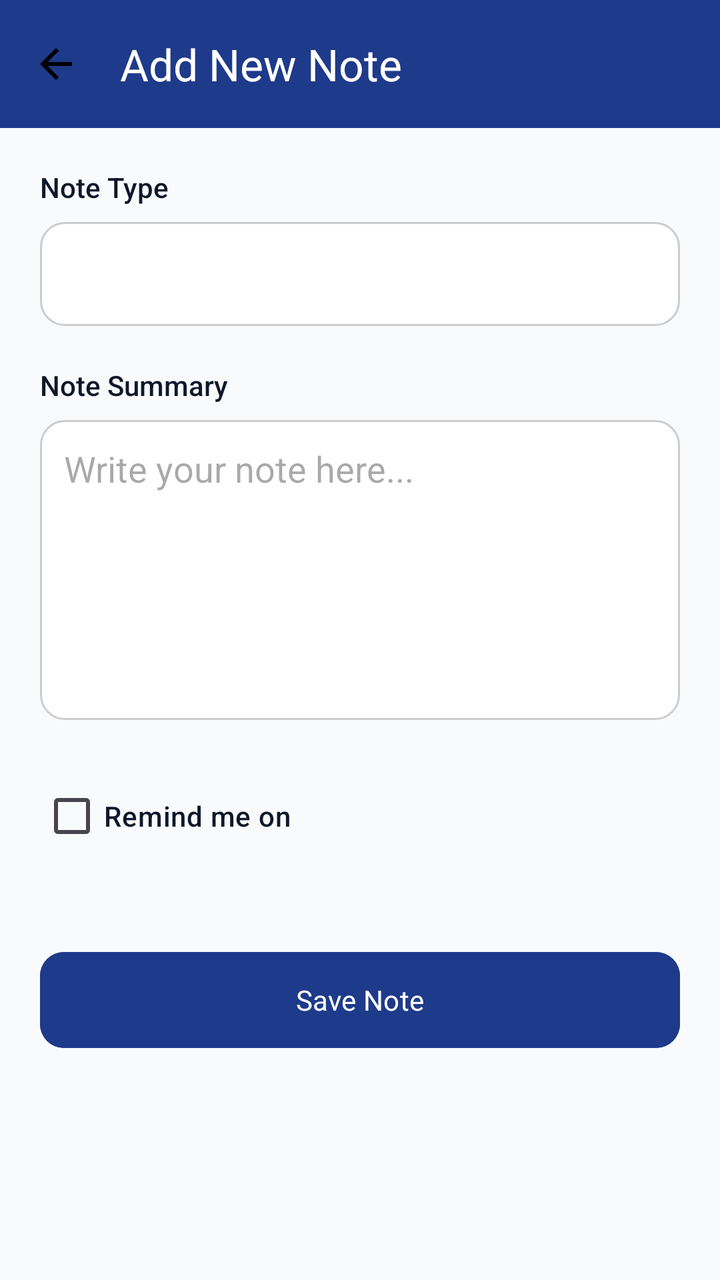
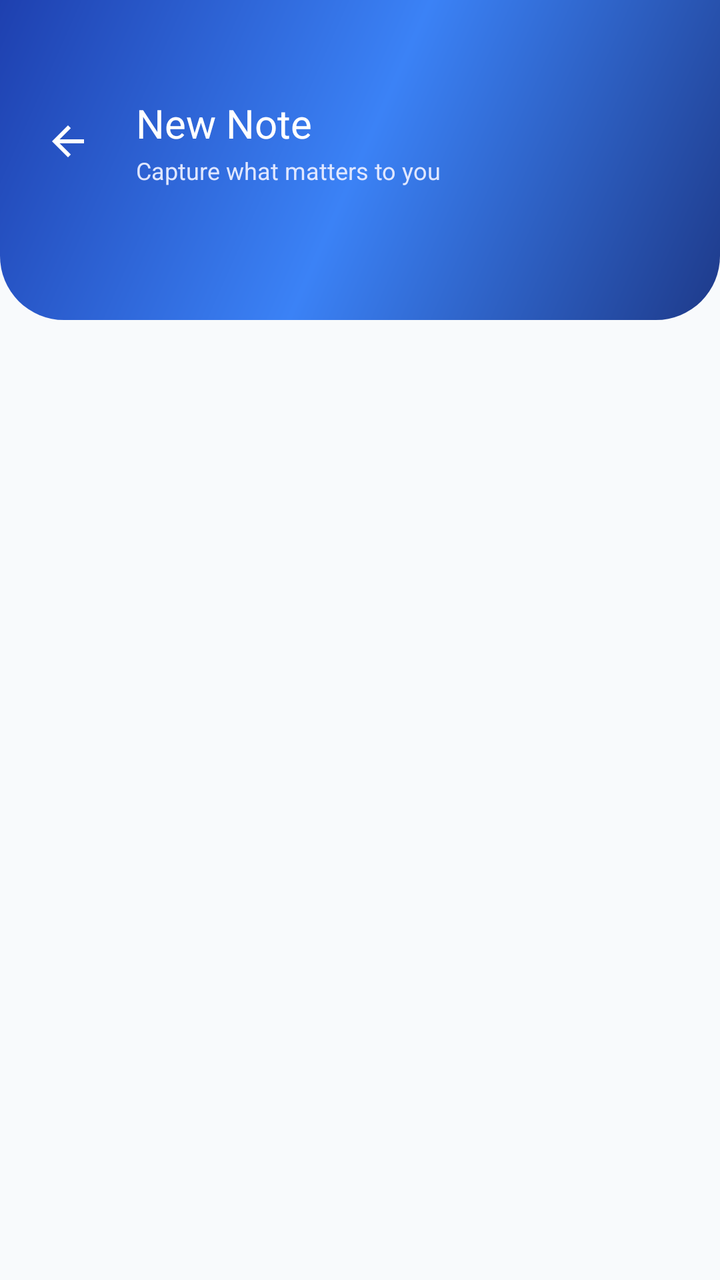

The first picture is an Android layout as it rendered before a commit; the second is the same layout after the commit. The layout source and the unified diff follow.
<!-- AndroidManifest.xml: application theme Theme.FinanceTracker -->
<!-- res/layout/activity_add_note.xml -->
<?xml version="1.0" encoding="utf-8"?>
<androidx.constraintlayout.widget.ConstraintLayout xmlns:android="http://schemas.android.com/apk/res/android"
    xmlns:app="http://schemas.android.com/apk/res-auto"
    android:layout_width="match_parent"
    android:layout_height="match_parent"
    android:background="@color/background_primary">

    <androidx.appcompat.widget.Toolbar
        android:id="@+id/toolbarAddNote"
        android:layout_width="match_parent"
        android:layout_height="?attr/actionBarSize"
        android:background="@color/primary_blue"
        app:title="Add New Note"
        app:titleTextColor="@color/white"
        app:navigationIcon="@drawable/ic_arrow_back"
        app:layout_constraintTop_toTopOf="parent"/>

    <ScrollView
        android:layout_width="match_parent"
        android:layout_height="0dp"
        app:layout_constraintTop_toBottomOf="@id/toolbarAddNote"
        app:layout_constraintBottom_toBottomOf="parent">

        <LinearLayout
            android:layout_width="match_parent"
            android:layout_height="wrap_content"
            android:orientation="vertical"
            android:padding="20dp">

            <TextView
                android:layout_width="wrap_content"
                android:layout_height="wrap_content"
                android:text="Note Type"
                android:textColor="@color/text_primary"
                android:fontFamily="sans-serif-medium"
                android:layout_marginBottom="8dp"/>

            <Spinner
                android:id="@+id/spinnerNoteType"
                android:layout_width="match_parent"
                android:layout_height="52dp"
                android:background="@drawable/edittext_bg"
                android:padding="10dp"/>

            <TextView
                android:layout_width="wrap_content"
                android:layout_height="wrap_content"
                android:text="Note Summary"
                android:textColor="@color/text_primary"
                android:fontFamily="sans-serif-medium"
                android:layout_marginTop="20dp"
                android:layout_marginBottom="8dp"/>

            <EditText
                android:id="@+id/etNoteSummary"
                android:layout_width="match_parent"
                android:layout_height="150dp"
                android:background="@drawable/edittext_bg"
                android:gravity="top"
                android:padding="12dp"
                android:hint="Write your note here..."
                android:inputType="textMultiLine"
                android:textColor="@color/text_primary"/>

            <LinearLayout
                android:layout_width="match_parent"
                android:layout_height="wrap_content"
                android:orientation="horizontal"
                android:gravity="center_vertical"
                android:layout_marginTop="24dp">

                <CheckBox
                    android:id="@+id/cbRemindMe"
                    android:layout_width="wrap_content"
                    android:layout_height="wrap_content"
                    android:text="Remind me on"
                    android:textColor="@color/text_primary"
                    android:fontFamily="sans-serif-medium"/>

                <TextView
                    android:id="@+id/tvSelectedDate"
                    android:layout_width="match_parent"
                    android:layout_height="wrap_content"
                    android:layout_marginStart="12dp"
                    android:padding="12dp"
                    android:background="@drawable/edittext_bg"
                    android:text="Select Date"
                    android:textColor="@color/text_secondary"
                    android:gravity="center"
                    android:visibility="gone"/>
            </LinearLayout>

            <Button
                android:id="@+id/btnSubmitNote"
                android:layout_width="match_parent"
                android:layout_height="56dp"
                android:text="Save Note"
                android:layout_marginTop="40dp"
                android:backgroundTint="@color/primary_blue"
                android:textColor="@color/white"
                android:fontFamily="sans-serif-bold"
                app:cornerRadius="12dp"/>

        </LinearLayout>
    </ScrollView>

</androidx.constraintlayout.widget.ConstraintLayout>
<!-- resources referenced by this layout -->
<resources>
  <color name="background_primary">#F8FAFC</color>
  <color name="primary_blue">#1E3A8A</color>
  <color name="text_primary">#0F172A</color>
  <color name="text_secondary">#64748B</color>
  <color name="white">#FFFFFFFF</color>
  <!-- drawable edittext_bg (drawable) -->
  <shape xmlns:android="http://schemas.android.com/apk/res/android" android:shape="rectangle">
      <solid android:color="@android:color/white"/>
      <stroke android:width="1dp" android:color="#CCCCCC" />
      <corners android:radius="12dp"/>
  </shape>
  <!-- drawable ic_arrow_back (drawable) -->
  <vector xmlns:android="http://schemas.android.com/apk/res/android"
      android:width="24dp"
      android:height="24dp"
      android:viewportWidth="24"
      android:viewportHeight="24">
      <path
          android:fillColor="#000000"
          android:pathData="M20,11H7.83l5.59,-5.59L12,4l-8,8 8,8 1.41,-1.41L7.83,13H20v-2z"/>
  </vector>
  <style name="Theme.FinanceTracker" parent="Base.Theme.FinanceTracker" />
  <style name="Base.Theme.FinanceTracker" parent="Theme.Material3.DayNight.NoActionBar">
          
          
      </style>
</resources>

<!-- the commit's change to res/layout/activity_add_note.xml (unified diff, before → after) -->
@@ -5,103 +5,410 @@
     android:layout_height="match_parent"
     android:background="@color/background_primary">
 
-    <androidx.appcompat.widget.Toolbar
-        android:id="@+id/toolbarAddNote"
+    
+    <View
+        android:id="@+id/headerBackground"
         android:layout_width="match_parent"
-        android:layout_height="?attr/actionBarSize"
-        android:background="@color/primary_blue"
-        app:title="Add New Note"
-        app:titleTextColor="@color/white"
-        app:navigationIcon="@drawable/ic_arrow_back"
-        app:layout_constraintTop_toTopOf="parent"/>
-
-    <ScrollView
+        android:layout_height="160dp"
+        android:background="@drawable/bg_header_gradient"
+        app:layout_constraintTop_toTopOf="parent" />
+
+    <LinearLayout
+        android:id="@+id/customHeader"
+        android:layout_width="match_parent"
+        android:layout_height="wrap_content"
+        android:orientation="horizontal"
+        android:gravity="center_vertical"
+        android:paddingHorizontal="12dp"
+        android:paddingTop="48dp"
+        android:paddingBottom="16dp"
+        app:layout_constraintTop_toTopOf="parent">
+
+        <ImageView
+            android:id="@+id/btnBackNote"
+            android:layout_width="44dp"
+            android:layout_height="44dp"
+            android:padding="10dp"
+            android:src="@drawable/ic_arrow_back"
+            android:background="@drawable/bg_ripple_circle_white"
+            android:clickable="true"
+            android:focusable="true"
+            app:tint="#FFFFFF" />
+
+        <LinearLayout
+            android:layout_width="wrap_content"
+            android:layout_height="wrap_content"
+            android:orientation="vertical"
+            android:layout_marginStart="12dp">
+
+            <TextView
+                android:layout_width="wrap_content"
+                android:layout_height="wrap_content"
+                android:text="New Note"
+                android:textColor="#FFFFFF"
+                android:textSize="20sp"
+                android:fontFamily="sans-serif-bold"/>
+
+            <TextView
+                android:layout_width="wrap_content"
+                android:layout_height="wrap_content"
+                android:text="Capture what matters to you"
+                android:textColor="#E0E7FF"
+                android:textSize="12sp"
+                android:layout_marginTop="2dp"/>
+        </LinearLayout>
+    </LinearLayout>
+
+    <androidx.core.widget.NestedScrollView
         android:layout_width="match_parent"
         android:layout_height="0dp"
-        app:layout_constraintTop_toBottomOf="@id/toolbarAddNote"
+        android:fillViewport="true"
+        android:clipToPadding="false"
+        android:paddingBottom="24dp"
+        app:layout_constraintTop_toBottomOf="@id/headerBackground"
         app:layout_constraintBottom_toBottomOf="parent">
 
         <LinearLayout
             android:layout_width="match_parent"
             android:layout_height="wrap_content"
             android:orientation="vertical"
-            android:padding="20dp">
-
-            <TextView
-                android:layout_width="wrap_content"
-                android:layout_height="wrap_content"
-                android:text="Note Type"
-                android:textColor="@color/text_primary"
-                android:fontFamily="sans-serif-medium"
-                android:layout_marginBottom="8dp"/>
-
-            <Spinner
-                android:id="@+id/spinnerNoteType"
-                android:layout_width="match_parent"
-                android:layout_height="52dp"
-                android:background="@drawable/edittext_bg"
-                android:padding="10dp"/>
-
-            <TextView
-                android:layout_width="wrap_content"
-                android:layout_height="wrap_content"
-                android:text="Note Summary"
-                android:textColor="@color/text_primary"
-                android:fontFamily="sans-serif-medium"
-                android:layout_marginTop="20dp"
-                android:layout_marginBottom="8dp"/>
-
-            <EditText
-                android:id="@+id/etNoteSummary"
-                android:layout_width="match_parent"
-                android:layout_height="150dp"
-                android:background="@drawable/edittext_bg"
-                android:gravity="top"
-                android:padding="12dp"
-                android:hint="Write your note here..."
-                android:inputType="textMultiLine"
-                android:textColor="@color/text_primary"/>
-
-            <LinearLayout
+            android:padding="18dp">
+
+            
+            <com.google.android.material.card.MaterialCardView
+                android:id="@+id/cardNoteType"
                 android:layout_width="match_parent"
                 android:layout_height="wrap_content"
-                android:orientation="horizontal"
-                android:gravity="center_vertical"
-                android:layout_marginTop="24dp">
-
-                <CheckBox
-                    android:id="@+id/cbRemindMe"
-                    android:layout_width="wrap_content"
-                    android:layout_height="wrap_content"
-                    android:text="Remind me on"
-                    android:textColor="@color/text_primary"
-                    android:fontFamily="sans-serif-medium"/>
-
-                <TextView
-                    android:id="@+id/tvSelectedDate"
+                app:cardCornerRadius="18dp"
+                app:cardElevation="4dp"
+                app:cardBackgroundColor="#FFFFFF"
+                android:alpha="0"
+                android:translationY="24dp">
+
+                <LinearLayout
                     android:layout_width="match_parent"
                     android:layout_height="wrap_content"
-                    android:layout_marginStart="12dp"
-                    android:padding="12dp"
-                    android:background="@drawable/edittext_bg"
-                    android:text="Select Date"
-                    android:textColor="@color/text_secondary"
-                    android:gravity="center"
-                    android:visibility="gone"/>
-            </LinearLayout>
-
+                    android:orientation="vertical"
+                    android:padding="18dp">
+
+                    <TextView
+                        android:layout_width="wrap_content"
+                        android:layout_height="wrap_content"
+                        android:text="What's this note about?"
+                        android:textColor="#0F172A"
+                        android:textSize="15sp"
+                        android:fontFamily="sans-serif-bold"
+                        android:layout_marginBottom="14dp"/>
+
+                    <LinearLayout
+                        android:layout_width="match_parent"
+                        android:layout_height="wrap_content"
+                        android:orientation="horizontal"
+                        android:weightSum="3">
+
+                        
+                        <LinearLayout
+                            android:id="@+id/cardTypeMoneyLending"
+                            android:layout_width="0dp"
+                            android:layout_weight="1"
+                            android:layout_height="wrap_content"
+                            android:orientation="vertical"
+                            android:gravity="center"
+                            android:paddingVertical="12dp"
+                            android:paddingHorizontal="4dp"
+                            android:layout_marginEnd="3dp"
+                            android:background="@drawable/bg_type_selected"
+                            android:clickable="true"
+                            android:focusable="true">
+
+                            <TextView
+                                android:layout_width="wrap_content"
+                                android:layout_height="wrap_content"
+                                android:text="💰"
+                                android:textSize="24sp"/>
+
+                            <TextView
+                                android:layout_width="wrap_content"
+                                android:layout_height="wrap_content"
+                                android:layout_marginTop="6dp"
+                                android:text="Money Lending"
+                                android:textColor="@color/primary_blue"
+                                android:textSize="11sp"
+                                android:fontFamily="sans-serif-medium"
+                                android:gravity="center"
+                                android:maxLines="2"/>
+                        </LinearLayout>
+
+                        
+                        <LinearLayout
+                            android:id="@+id/cardTypeMoneyBorrowed"
+                            android:layout_width="0dp"
+                            android:layout_weight="1"
+                            android:layout_height="wrap_content"
+                            android:orientation="vertical"
+                            android:gravity="center"
+                            android:paddingVertical="12dp"
+                            android:paddingHorizontal="4dp"
+                            android:layout_marginStart="3dp"
+                            android:layout_marginEnd="3dp"
+                            android:background="@drawable/bg_type_unselected"
+                            android:clickable="true"
+                            android:focusable="true">
+
+                            <TextView
+                                android:layout_width="wrap_content"
+                                android:layout_height="wrap_content"
+                                android:text="💸"
+                                android:textSize="24sp"/>
+
+                            <TextView
+                                android:layout_width="wrap_content"
+                                android:layout_height="wrap_content"
+                                android:layout_marginTop="6dp"
+                                android:text="Money Borrowed"
+                                android:textColor="#64748B"
+                                android:textSize="11sp"
+                                android:fontFamily="sans-serif-medium"
+                                android:gravity="center"
+                                android:maxLines="2"/>
+                        </LinearLayout>
+
+                        
+                        <LinearLayout
+                            android:id="@+id/cardTypeGeneral"
+                            android:layout_width="0dp"
+                            android:layout_weight="1"
+                            android:layout_height="wrap_content"
+                            android:orientation="vertical"
+                            android:gravity="center"
+                            android:paddingVertical="12dp"
+                            android:paddingHorizontal="4dp"
+                            android:layout_marginStart="3dp"
+                            android:background="@drawable/bg_type_unselected"
+                            android:clickable="true"
+                            android:focusable="true">
+
+                            <TextView
+                                android:layout_width="wrap_content"
+                                android:layout_height="wrap_content"
+                                android:text="🔔"
+                                android:textSize="24sp"/>
+
+                            <TextView
+                                android:layout_width="wrap_content"
+                                android:layout_height="wrap_content"
+                                android:layout_marginTop="6dp"
+                                android:text="General Reminder"
+                                android:textColor="#64748B"
+                                android:textSize="11sp"
+                                android:fontFamily="sans-serif-medium"
+                                android:gravity="center"
+                                android:maxLines="2"/>
+                        </LinearLayout>
+                    </LinearLayout>
+                </LinearLayout>
+            </com.google.android.material.card.MaterialCardView>
+
+            
+            <com.google.android.material.card.MaterialCardView
+                android:id="@+id/cardNoteDetails"
+                android:layout_width="match_parent"
+                android:layout_height="wrap_content"
+                android:layout_marginTop="16dp"
+                app:cardCornerRadius="18dp"
+                app:cardElevation="4dp"
+                app:cardBackgroundColor="#FFFFFF"
+                android:alpha="0"
+                android:translationY="24dp">
+
+                <LinearLayout
+                    android:layout_width="match_parent"
+                    android:layout_height="wrap_content"
+                    android:orientation="vertical"
+                    android:padding="18dp">
+
+                    <TextView
+                        android:layout_width="wrap_content"
+                        android:layout_height="wrap_content"
+                        android:text="📝  Write your note"
+                        android:textColor="#0F172A"
+                        android:textSize="15sp"
+                        android:fontFamily="sans-serif-bold"
+                        android:layout_marginBottom="12dp"/>
+
+                    <EditText
+                        android:id="@+id/etNoteSummary"
+                        android:layout_width="match_parent"
+                        android:layout_height="140dp"
+                        android:background="@drawable/edittext_bg"
+                        android:gravity="top"
+                        android:padding="14dp"
+                        android:hint="e.g. Lent ₹500 to Rahul, repay by month end..."
+                        android:textColorHint="#94A3B8"
+                        android:inputType="textMultiLine|textCapSentences"
+                        android:maxLength="500"
+                        android:textColor="#0F172A"
+                        android:textSize="14sp"/>
+
+                    <TextView
+                        android:id="@+id/tvCharCount"
+                        android:layout_width="match_parent"
+                        android:layout_height="wrap_content"
+                        android:layout_marginTop="6dp"
+                        android:gravity="end"
+                        android:text="0 / 500"
+                        android:textColor="#64748B"
+                        android:textSize="11sp"/>
+                </LinearLayout>
+            </com.google.android.material.card.MaterialCardView>
+
+            
+            <com.google.android.material.card.MaterialCardView
+                android:id="@+id/cardReminder"
+                android:layout_width="match_parent"
+                android:layout_height="wrap_content"
+                android:layout_marginTop="16dp"
+                app:cardCornerRadius="18dp"
+                app:cardElevation="4dp"
+                app:cardBackgroundColor="#FFFFFF"
+                android:alpha="0"
+                android:translationY="24dp">
+
+                <LinearLayout
+                    android:layout_width="match_parent"
+                    android:layout_height="wrap_content"
+                    android:orientation="vertical"
+                    android:padding="18dp">
+
+                    <LinearLayout
+                        android:layout_width="match_parent"
+                        android:layout_height="wrap_content"
+                        android:orientation="horizontal"
+                        android:gravity="center_vertical">
+
+                        <TextView
+                            android:layout_width="0dp"
+                            android:layout_weight="1"
+                            android:layout_height="wrap_content"
+                            android:text="⏰  Set a Reminder"
+                            android:textColor="#0F172A"
+                            android:textSize="15sp"
+                            android:fontFamily="sans-serif-bold"/>
+
+                        <androidx.appcompat.widget.SwitchCompat
+                            android:id="@+id/switchRemindMe"
+                            android:layout_width="wrap_content"
+                            android:layout_height="wrap_content"/>
+                    </LinearLayout>
+
+                    <LinearLayout
+                        android:id="@+id/reminderDetailsContainer"
+                        android:layout_width="match_parent"
+                        android:layout_height="wrap_content"
+                        android:orientation="vertical"
+                        android:layout_marginTop="14dp"
+                        android:visibility="gone"
+                        android:alpha="0">
+
+                        
+                        <LinearLayout
+                            android:id="@+id/dateChipContainer"
+                            android:layout_width="match_parent"
+                            android:layout_height="wrap_content"
+                            android:orientation="horizontal"
+                            android:gravity="center_vertical"
+                            android:background="@drawable/bg_chip_date_time"
+                            android:padding="14dp"
+                            android:clickable="true"
+                            android:focusable="true">
+
+                            <TextView
+                                android:layout_width="wrap_content"
+                                android:layout_height="wrap_content"
+                                android:text="📅"
+                                android:textSize="18sp"/>
+
+                            <TextView
+                                android:layout_width="wrap_content"
+                                android:layout_height="wrap_content"
+                                android:layout_marginStart="10dp"
+                                android:text="Date"
+                                android:textColor="#64748B"
+                                android:textSize="13sp"/>
+
+                            <TextView
+                                android:id="@+id/tvSelectedDate"
+                                android:layout_width="0dp"
+                                android:layout_weight="1"
+                                android:layout_height="wrap_content"
+                                android:layout_marginStart="8dp"
+                                android:text="Select Date"
+                                android:textColor="@color/primary_blue"
+                                android:textSize="14sp"
+                                android:fontFamily="sans-serif-medium"
+                                android:gravity="end"/>
+                        </LinearLayout>
+
+                        
+                        <LinearLayout
+                            android:id="@+id/timeChipContainer"
+                            android:layout_width="match_parent"
+                            android:layout_height="wrap_content"
+                            android:orientation="horizontal"
+                            android:gravity="center_vertical"
+                            android:background="@drawable/bg_chip_date_time"
+                            android:padding="14dp"
+                            android:layout_marginTop="10dp"
+                            android:clickable="true"
+                            android:focusable="true">
+
+                            <TextView
+                                android:layout_width="wrap_content"
+                                android:layout_height="wrap_content"
+                                android:text="🕒"
+                                android:textSize="18sp"/>
+
+                            <TextView
+                                android:layout_width="wrap_content"
+                                android:layout_height="wrap_content"
+                                android:layout_marginStart="10dp"
+                                android:text="Time"
+                                android:textColor="#64748B"
+                                android:textSize="13sp"/>
+
+                            <TextView
+                                android:id="@+id/tvSelectedTime"
+                                android:layout_width="0dp"
+                                android:layout_weight="1"
+                                android:layout_height="wrap_content"
+                                android:layout_marginStart="8dp"
+                                android:text="9:00 AM"
+                                android:textColor="@color/primary_blue"
+                                android:textSize="14sp"
+                                android:fontFamily="sans-serif-medium"
+                                android:gravity="end"/>
+                        </LinearLayout>
+                    </LinearLayout>
+                </LinearLayout>
+            </com.google.android.material.card.MaterialCardView>
+
+            
             <Button
                 android:id="@+id/btnSubmitNote"
                 android:layout_width="match_parent"
                 android:layout_height="56dp"
-                android:text="Save Note"
-                android:layout_marginTop="40dp"
-                android:backgroundTint="@color/primary_blue"
-                android:textColor="@color/white"
+                android:layout_marginTop="28dp"
+                android:text="💾  Save Note"
+                android:textAllCaps="false"
+                android:textColor="#FFFFFF"
+                android:textSize="15sp"
                 android:fontFamily="sans-serif-bold"
-                app:cornerRadius="12dp"/>
+                android:background="@drawable/bg_save_button_gradient"
+                android:stateListAnimator="@null"
+                android:alpha="0"
+                android:translationY="24dp"/>
 
         </LinearLayout>
-    </ScrollView>
+    </androidx.core.widget.NestedScrollView>
 
 </androidx.constraintlayout.widget.ConstraintLayout>
<!-- resource entries referenced after the edit -->
@@ -2,9 +2,62 @@
 <resources>
   <color name="background_primary">#F8FAFC</color>
   <color name="primary_blue">#1E3A8A</color>
-  <color name="text_primary">#0F172A</color>
-  <color name="text_secondary">#64748B</color>
-  <color name="white">#FFFFFFFF</color>
+  <!-- drawable bg_chip_date_time (drawable) -->
+  <?xml version="1.0" encoding="utf-8"?>
+  <shape xmlns:android="http://schemas.android.com/apk/res/android" android:shape="rectangle">
+      <solid android:color="#F4F5FB"/>
+      <corners android:radius="12dp"/>
+  </shape>
+  <!-- drawable bg_header_gradient (drawable) -->
+  <?xml version="1.0" encoding="utf-8"?>
+  <shape xmlns:android="http://schemas.android.com/apk/res/android">
+      <gradient
+          android:startColor="#1E3A8A"
+          android:centerColor="#3B82F6"
+          android:endColor="#1E40AF"
+          android:angle="135"/>
+      <corners
+          android:bottomLeftRadius="32dp"
+          android:bottomRightRadius="32dp"/>
+  </shape>
+  <!-- drawable bg_ripple_circle_white (drawable) -->
+  <?xml version="1.0" encoding="utf-8"?>
+  <ripple xmlns:android="http://schemas.android.com/apk/res/android"
+      android:color="#40FFFFFF">
+      <item>
+          <shape android:shape="oval">
+              <solid android:color="@android:color/transparent"/>
+          </shape>
+      </item>
+  </ripple>
+  <!-- drawable bg_save_button_gradient (drawable) -->
+  <?xml version="1.0" encoding="utf-8"?>
+  <ripple xmlns:android="http://schemas.android.com/apk/res/android"
+      android:color="#33FFFFFF">
+      <item>
+          <shape android:shape="rectangle">
+              <gradient
+                  android:startColor="#6C5FE8"
+                  android:endColor="#5B50D6"
+                  android:angle="45"/>
+              <corners android:radius="14dp"/>
+          </shape>
+      </item>
+  </ripple>
+  <!-- drawable bg_type_selected (drawable) -->
+  <?xml version="1.0" encoding="utf-8"?>
+  <shape xmlns:android="http://schemas.android.com/apk/res/android" android:shape="rectangle">
+      <solid android:color="#EEF0FD"/>
+      <stroke android:width="1.5dp" android:color="@color/primary_blue"/>
+      <corners android:radius="14dp"/>
+  </shape>
+  <!-- drawable bg_type_unselected (drawable) -->
+  <?xml version="1.0" encoding="utf-8"?>
+  <shape xmlns:android="http://schemas.android.com/apk/res/android" android:shape="rectangle">
+      <solid android:color="#FFFFFF"/>
+      <stroke android:width="1.5dp" android:color="#E2E5F0"/>
+      <corners android:radius="14dp"/>
+  </shape>
   <!-- drawable edittext_bg (drawable) -->
   <shape xmlns:android="http://schemas.android.com/apk/res/android" android:shape="rectangle">
       <solid android:color="@android:color/white"/>
